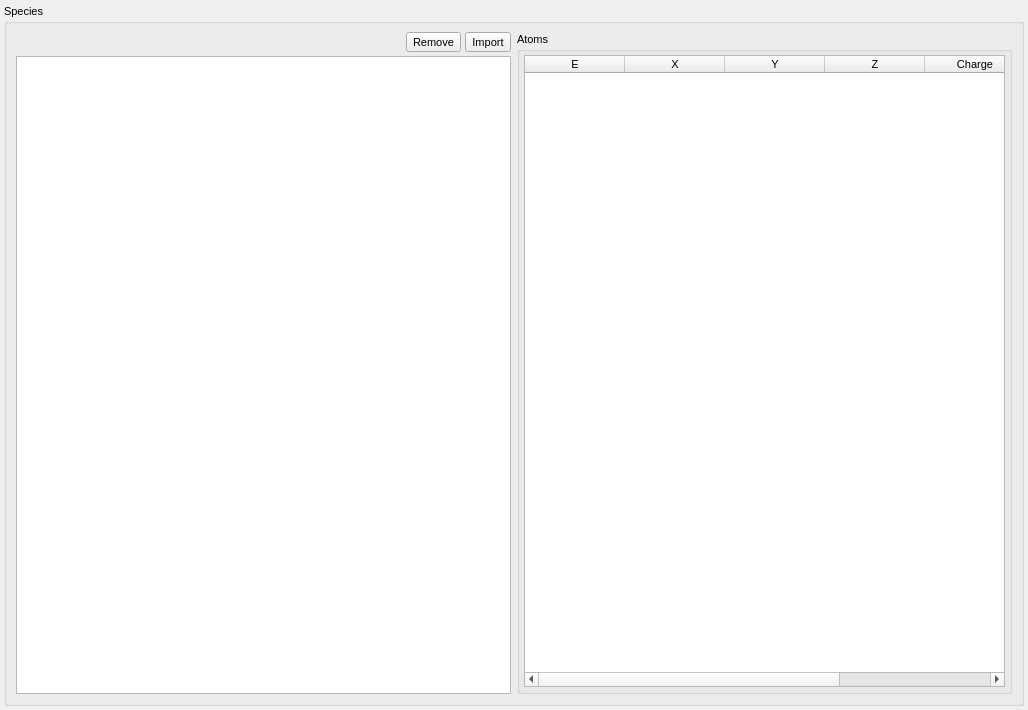
Old version of the form src/gui/speciestab.ui in the repository disorderedmaterials/dissolve.
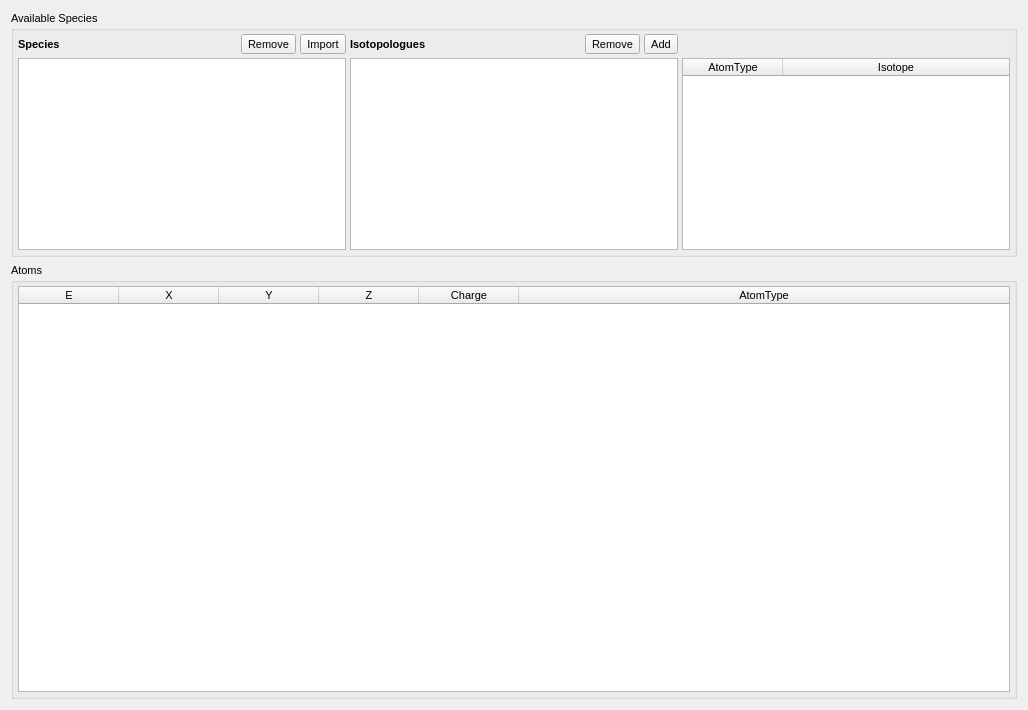
New version of the form. Icons and pictures are not drawn.

Commit message: Updated SpeciesTab, adding IsotopeComboDelegate and Element::isotopeIndex().

Diff of the .ui file:
```diff
--- a/src/gui/speciestab.ui
+++ b/src/gui/speciestab.ui
@@ -18,38 +18,52 @@
   <property name="windowTitle">
    <string>Form</string>
   </property>
-  <layout class="QVBoxLayout" name="verticalLayout_3">
-   <property name="spacing">
-    <number>4</number>
-   </property>
-   <property name="leftMargin">
-    <number>4</number>
-   </property>
-   <property name="topMargin">
-    <number>4</number>
-   </property>
-   <property name="rightMargin">
-    <number>4</number>
-   </property>
-   <property name="bottomMargin">
-    <number>4</number>
-   </property>
-   <item>
-    <widget class="QGroupBox" name="SpeciesGroup">
-     <property name="title">
-      <string>Species</string>
-     </property>
-     <layout class="QHBoxLayout" name="horizontalLayout_3">
-      <item>
        <layout class="QVBoxLayout" name="verticalLayout">
-        <property name="spacing">
-         <number>4</number>
-        </property>
         <item>
+    <widget class="QGroupBox" name="SpeciesGroup">
+     <property name="title">
+      <string>Available Species</string>
+     </property>
+     <layout class="QGridLayout" name="gridLayout">
+      <property name="leftMargin">
+       <number>4</number>
+      </property>
+      <property name="topMargin">
+       <number>4</number>
+      </property>
+      <property name="rightMargin">
+       <number>4</number>
+      </property>
+      <property name="bottomMargin">
+       <number>4</number>
+      </property>
+      <property name="spacing">
+       <number>4</number>
+      </property>
+      <item row="0" column="0">
          <layout class="QHBoxLayout" name="horizontalLayout">
           <property name="spacing">
            <number>4</number>
           </property>
+        <item>
+         <widget class="QLabel" name="label_2">
+          <property name="sizePolicy">
+           <sizepolicy hsizetype="Preferred" vsizetype="Minimum">
+            <horstretch>0</horstretch>
+            <verstretch>0</verstretch>
+           </sizepolicy>
+          </property>
+          <property name="font">
+           <font>
+            <weight>75</weight>
+            <bold>true</bold>
+           </font>
+          </property>
+          <property name="text">
+           <string>Species</string>
+          </property>
+         </widget>
+        </item>
           <item>
            <spacer name="horizontalSpacer">
             <property name="orientation">
@@ -64,7 +78,7 @@
            </spacer>
           </item>
           <item>
-           <widget class="QToolButton" name="MasterTermRemoveButton_2">
+         <widget class="QToolButton" name="SpeciesRemoveButton">
             <property name="sizePolicy">
              <sizepolicy hsizetype="Minimum" vsizetype="Fixed">
               <horstretch>0</horstretch>
@@ -93,7 +107,7 @@
            </widget>
           </item>
           <item>
-           <widget class="QToolButton" name="MasterTermAddBondButton_2">
+         <widget class="QToolButton" name="SpeciesImportButton">
             <property name="sizePolicy">
              <sizepolicy hsizetype="Minimum" vsizetype="Fixed">
               <horstretch>0</horstretch>
@@ -120,7 +134,7 @@
           </item>
          </layout>
         </item>
-        <item>
+      <item row="1" column="0" rowspan="2">
          <widget class="QListWidget" name="SpeciesList">
           <property name="sizePolicy">
            <sizepolicy hsizetype="Preferred" vsizetype="Expanding">
@@ -130,10 +144,156 @@
           </property>
          </widget>
         </item>
+      <item row="0" column="1">
+       <layout class="QHBoxLayout" name="horizontalLayout_4">
+        <property name="spacing">
+         <number>4</number>
+        </property>
+        <item>
+         <widget class="QLabel" name="label">
+          <property name="sizePolicy">
+           <sizepolicy hsizetype="Preferred" vsizetype="Minimum">
+            <horstretch>0</horstretch>
+            <verstretch>0</verstretch>
+           </sizepolicy>
+          </property>
+          <property name="font">
+           <font>
+            <weight>75</weight>
+            <bold>true</bold>
+           </font>
+          </property>
+          <property name="text">
+           <string>Isotopologues</string>
+          </property>
+         </widget>
+        </item>
+        <item>
+         <spacer name="horizontalSpacer_2">
+          <property name="orientation">
+           <enum>Qt::Horizontal</enum>
+          </property>
+          <property name="sizeHint" stdset="0">
+           <size>
+            <width>40</width>
+            <height>20</height>
+           </size>
+          </property>
+         </spacer>
+        </item>
+        <item>
+         <widget class="QToolButton" name="IsotopologueRemoveButton">
+          <property name="sizePolicy">
+           <sizepolicy hsizetype="Minimum" vsizetype="Fixed">
+            <horstretch>0</horstretch>
+            <verstretch>0</verstretch>
+           </sizepolicy>
+          </property>
+          <property name="text">
+           <string>Remove</string>
+          </property>
+          <property name="icon">
+           <iconset resource="icons.qrc">
+            <normaloff>:/general/icons/general_remove.svg</normaloff>:/general/icons/general_remove.svg</iconset>
+          </property>
+          <property name="iconSize">
+           <size>
+            <width>16</width>
+            <height>16</height>
+           </size>
+          </property>
+          <property name="shortcut">
+           <string>Return</string>
+          </property>
+          <property name="toolButtonStyle">
+           <enum>Qt::ToolButtonTextBesideIcon</enum>
+          </property>
+         </widget>
+        </item>
+        <item>
+         <widget class="QToolButton" name="IsotopologueAddButton">
+          <property name="sizePolicy">
+           <sizepolicy hsizetype="Minimum" vsizetype="Fixed">
+            <horstretch>0</horstretch>
+            <verstretch>0</verstretch>
+           </sizepolicy>
+          </property>
+          <property name="text">
+           <string>Add</string>
+          </property>
+          <property name="icon">
+           <iconset resource="icons.qrc">
+            <normaloff>:/general/icons/general_add.svg</normaloff>:/general/icons/general_add.svg</iconset>
+          </property>
+          <property name="iconSize">
+           <size>
+            <width>16</width>
+            <height>16</height>
+           </size>
+          </property>
+          <property name="toolButtonStyle">
+           <enum>Qt::ToolButtonTextBesideIcon</enum>
+          </property>
+         </widget>
+        </item>
        </layout>
       </item>
+      <item row="1" column="1" rowspan="2">
+       <widget class="QListWidget" name="IsotopologueList">
+        <property name="sizePolicy">
+         <sizepolicy hsizetype="Preferred" vsizetype="Expanding">
+          <horstretch>0</horstretch>
+          <verstretch>0</verstretch>
+         </sizepolicy>
+        </property>
+       </widget>
+      </item>
+      <item row="1" column="2" rowspan="2">
+       <widget class="QTableWidget" name="IsotopesTable">
+        <property name="showDropIndicator" stdset="0">
+         <bool>false</bool>
+        </property>
+        <property name="dragDropOverwriteMode">
+         <bool>false</bool>
+        </property>
+        <property name="selectionBehavior">
+         <enum>QAbstractItemView::SelectRows</enum>
+        </property>
+        <property name="showGrid">
+         <bool>true</bool>
+        </property>
+        <property name="columnCount">
+         <number>2</number>
+        </property>
+        <attribute name="horizontalHeaderVisible">
+         <bool>true</bool>
+        </attribute>
+        <attribute name="horizontalHeaderStretchLastSection">
+         <bool>true</bool>
+        </attribute>
+        <attribute name="verticalHeaderVisible">
+         <bool>false</bool>
+        </attribute>
+        <attribute name="verticalHeaderStretchLastSection">
+         <bool>false</bool>
+        </attribute>
+        <column>
+         <property name="text">
+          <string>AtomType</string>
+         </property>
+        </column>
+        <column>
+         <property name="text">
+          <string>Isotope</string>
+         </property>
+        </column>
+       </widget>
+      </item>
+     </layout>
+    </widget>
+   </item>
       <item>
-       <widget class="QGroupBox" name="groupBox">
+    <widget class="QGroupBox" name="AtomsGroup">
         <property name="title">
          <string>Atoms</string>
         </property>
@@ -212,9 +372,6 @@
              <string>AtomType</string>
             </property>
            </column>
-          </widget>
-         </item>
-        </layout>
        </widget>
       </item>
      </layout>
```
Lines whose indentation alone changed are shown as unchanged. The commit also changes 8 other files.
